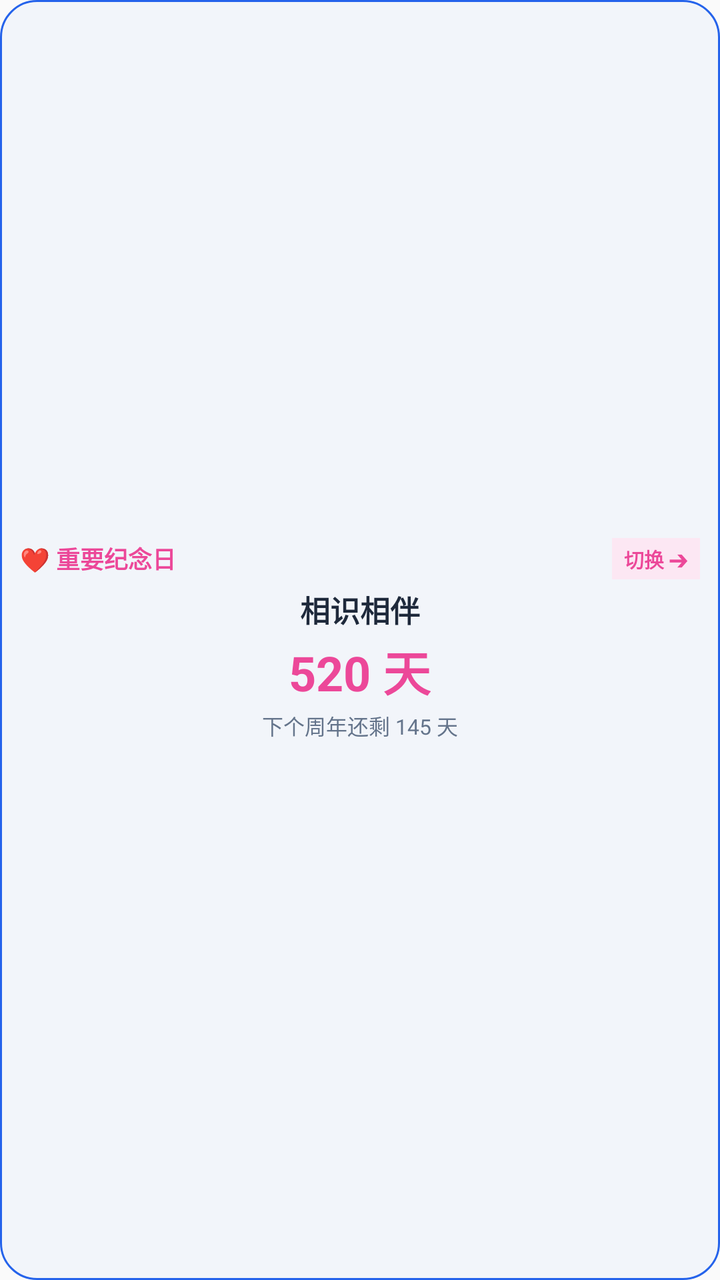
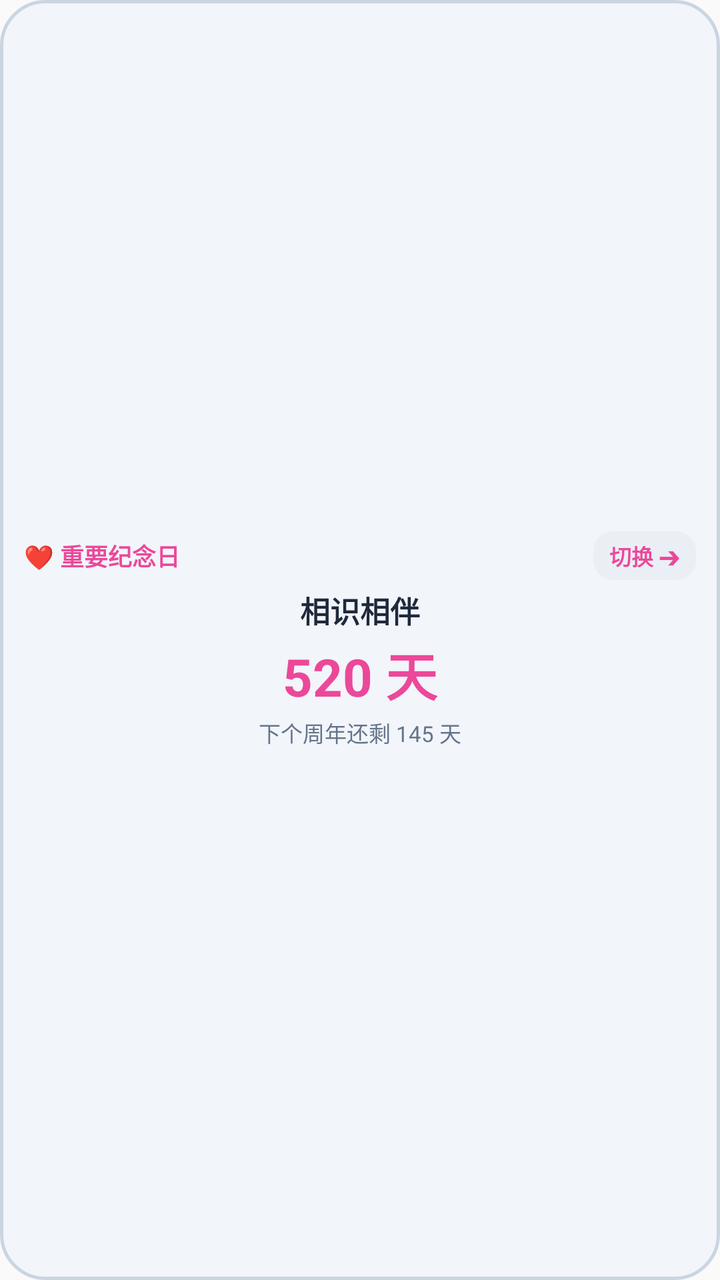

Two renders of the same Android screen: before a commit and after it. Below are the layout's source before the change and the commit's diff.
<!-- AndroidManifest.xml: application theme Theme.DateCalculator -->
<!-- res/layout/widget_anniversary.xml -->
<?xml version="1.0" encoding="utf-8"?>
<LinearLayout xmlns:android="http://schemas.android.com/apk/res/android"
    android:layout_width="match_parent"
    android:layout_height="match_parent"
    android:orientation="vertical"
    android:background="@drawable/widget_bg_rounded"
    android:padding="10dp"
    android:gravity="center">

    <LinearLayout
        android:layout_width="match_parent"
        android:layout_height="wrap_content"
        android:orientation="horizontal"
        android:gravity="center_vertical">

        <TextView
            android:id="@+id/widget_anniversary_title"
            android:layout_width="0dp"
            android:layout_height="wrap_content"
            android:layout_weight="1"
            android:text="❤️ 重要纪念日"
            android:textSize="12sp"
            android:textStyle="bold"
            android:textColor="#EC4899" />

        <TextView
            android:id="@+id/btn_next_anniversary"
            android:layout_width="wrap_content"
            android:layout_height="wrap_content"
            android:text="切换 ➔"
            android:textSize="10sp"
            android:textStyle="bold"
            android:textColor="#EC4899"
            android:background="#FCE7F3"
            android:paddingHorizontal="6dp"
            android:paddingVertical="3dp" />
    </LinearLayout>

    <TextView
        android:id="@+id/widget_anniversary_name"
        android:layout_width="wrap_content"
        android:layout_height="wrap_content"
        android:text="相识相伴"
        android:textSize="15sp"
        android:textStyle="bold"
        android:textColor="#1E293B"
        android:layout_marginTop="4dp" />

    <TextView
        android:id="@+id/widget_anniversary_days"
        android:layout_width="wrap_content"
        android:layout_height="wrap_content"
        android:text="520 天"
        android:textSize="24sp"
        android:textStyle="bold"
        android:textColor="#EC4899"
        android:layout_marginTop="2dp" />

    <TextView
        android:id="@+id/widget_anniversary_sub"
        android:layout_width="wrap_content"
        android:layout_height="wrap_content"
        android:text="下个周年还剩 145 天"
        android:textSize="10.5sp"
        android:textColor="#64748B"
        android:layout_marginTop="2dp" />
</LinearLayout>
<!-- resources referenced by this layout -->
<resources>
  <!-- drawable widget_bg_rounded (drawable) -->
  <?xml version="1.0" encoding="utf-8"?>
  <shape xmlns:android="http://schemas.android.com/apk/res/android">
      <solid android:color="#F2F5FA" />
      <corners android:radius="18dp" />
      <stroke android:width="1dp" android:color="#2563EB" />
  </shape>
  <style name="Theme.DateCalculator" parent="android:Theme.Material.Light.NoActionBar" />
</resources>

<!-- the commit's change to res/layout/widget_anniversary.xml (unified diff, before → after) -->
@@ -3,8 +3,8 @@
     android:layout_width="match_parent"
     android:layout_height="match_parent"
     android:orientation="vertical"
-    android:background="@drawable/widget_bg_rounded"
-    android:padding="10dp"
+    android:background="@drawable/widget_bg_neumorphic"
+    android:padding="12dp"
     android:gravity="center">
 
     <LinearLayout
@@ -28,12 +28,12 @@
             android:layout_width="wrap_content"
             android:layout_height="wrap_content"
             android:text="切换 ➔"
-            android:textSize="10sp"
+            android:textSize="11sp"
             android:textStyle="bold"
             android:textColor="#EC4899"
-            android:background="#FCE7F3"
-            android:paddingHorizontal="6dp"
-            android:paddingVertical="3dp" />
+            android:background="@drawable/widget_chip_sunken"
+            android:paddingHorizontal="8dp"
+            android:paddingVertical="4dp" />
     </LinearLayout>
 
     <TextView
@@ -51,7 +51,7 @@
         android:layout_width="wrap_content"
         android:layout_height="wrap_content"
         android:text="520 天"
-        android:textSize="24sp"
+        android:textSize="26sp"
         android:textStyle="bold"
         android:textColor="#EC4899"
         android:layout_marginTop="2dp" />
@@ -61,7 +61,7 @@
         android:layout_width="wrap_content"
         android:layout_height="wrap_content"
         android:text="下个周年还剩 145 天"
-        android:textSize="10.5sp"
+        android:textSize="11sp"
         android:textColor="#64748B"
         android:layout_marginTop="2dp" />
 </LinearLayout>
<!-- resource entries referenced after the edit -->
@@ -1,11 +1,17 @@
 <!-- resources referenced by this layout -->
 <resources>
-  <!-- drawable widget_bg_rounded (drawable) -->
+  <!-- drawable widget_bg_neumorphic (drawable) -->
   <?xml version="1.0" encoding="utf-8"?>
   <shape xmlns:android="http://schemas.android.com/apk/res/android">
       <solid android:color="#F2F5FA" />
-      <corners android:radius="18dp" />
-      <stroke android:width="1dp" android:color="#2563EB" />
+      <corners android:radius="22dp" />
+      <stroke android:width="1.5dp" android:color="#CBD5E1" />
+  </shape>
+  <!-- drawable widget_chip_sunken (drawable) -->
+  <?xml version="1.0" encoding="utf-8"?>
+  <shape xmlns:android="http://schemas.android.com/apk/res/android">
+      <solid android:color="#EAEFF5" />
+      <corners android:radius="10dp" />
   </shape>
   <style name="Theme.DateCalculator" parent="android:Theme.Material.Light.NoActionBar" />
 </resources>
